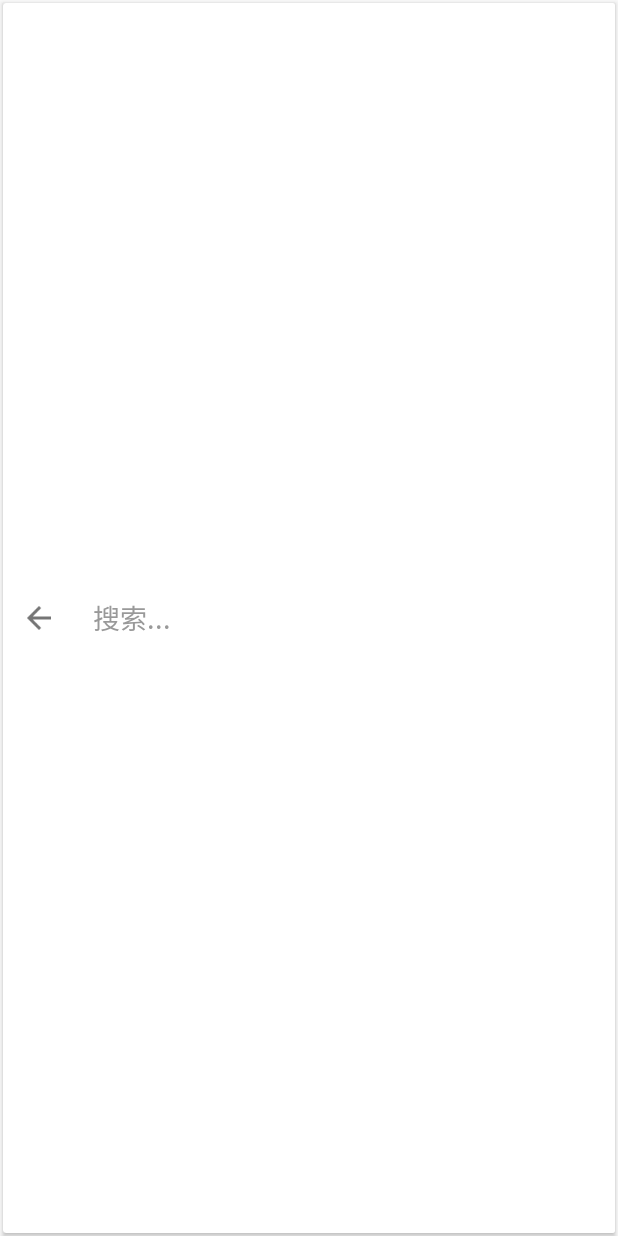
After one commit to qiangzier/CookApp, an Android app: the layout searchview_layout.xml on its own in the app's theme, with its tools: preview values and no code run, on a phone screen of 412 x 824 dp. The commit adds this screen. Run offline under Robolectric (Android 15) with nearby library versions, the phone set to English and light mode, and no system bars.

Commit message:
增加MaterialSearchView控件

```diff
--- /dev/null
+++ b/app/src/main/res/drawable/ic_search_black.xml
@@ -0,0 +1,16 @@
+<vector xmlns:android="http://schemas.android.com/apk/res/android"
+        android:width="24dp"
+        android:height="24dp"
+        android:viewportWidth="24.0"
+        android:viewportHeight="24.0">
+    <path
+        android:pathData="M16,11C16,8.239 13.761,6 11,6C8.239,6 6,8.239 6,11C6,13.761 8.239,16 11,16C13.761,16 16,13.761 16,11L16,11ZM4,11C4,7.134 7.134,4 11,4C14.866,4 18,7.134 18,11C18,14.866 14.866,18 11,18C7.134,18 4,14.866 4,11L4,11Z"
+        android:strokeColor="#00000000"
+        android:fillColor="#333333"
+        android:strokeWidth="1"/>
+    <path
+        android:pathData="M19.293,20.707C19.683,21.098 20.317,21.098 20.707,20.707C21.098,20.317 21.098,19.683 20.707,19.293L16.207,14.793C15.817,14.402 15.183,14.402 14.793,14.793C14.402,15.183 14.402,15.817 14.793,16.207L19.293,20.707Z"
+        android:strokeColor="#00000000"
+        android:fillColor="#333333"
+        android:strokeWidth="1"/>
+</vector>
--- /dev/null
+++ b/app/src/main/res/layout/searchview_layout.xml
@@ -0,0 +1,90 @@
+<?xml version="1.0" encoding="utf-8"?>
+<android.support.v7.widget.CardView xmlns:android="http://schemas.android.com/apk/res/android"
+    xmlns:app="http://schemas.android.com/apk/res-auto"
+    android:id="@+id/root_view"
+    android:layout_width="match_parent"
+    android:layout_height="wrap_content"
+    android:minHeight="?attr/actionBarSize"
+    app:cardBackgroundColor="@color/color_FFFFFF"
+    android:layout_margin="2dp"
+    app:cardCornerRadius="2dp">
+
+    <RelativeLayout
+        android:id="@+id/search_layout"
+        android:layout_width="match_parent"
+        android:layout_height="wrap_content">
+        <LinearLayout
+            android:id="@+id/linearLayout_search"
+            android:layout_width="match_parent"
+            android:layout_height="match_parent"
+            android:layout_centerVertical="true">
+
+            <ImageView
+                android:id="@+id/image_search_back"
+                android:layout_width="48dp"
+                android:layout_height="48dp"
+                android:background="?android:attr/selectableItemBackground"
+                android:clickable="true"
+                android:contentDescription="back"
+                android:layout_gravity="center_vertical"
+                android:padding="12dp"
+                android:src="@mipmap/ic_arrow_back"/>
+
+            <EditText
+                android:id="@+id/edit_text_search"
+                android:layout_width="match_parent"
+                android:layout_height="match_parent"
+                android:layout_weight="1"
+                android:background="@color/color_FFFFFF"
+                android:hint="搜索..."
+                android:textColorHint="@color/color_999999"
+                android:gravity="center_vertical"
+                android:imeOptions="actionSearch"
+                android:inputType="textCapWords"
+                android:paddingLeft="12dp"
+                android:paddingRight="8dp"
+                android:singleLine="true"
+                />
+
+            <ImageView
+                android:id="@+id/clear_search"
+                android:layout_width="48dp"
+                android:layout_height="48dp"
+                android:background="?android:attr/selectableItemBackground"
+                android:clickable="true"
+                android:layout_gravity="center_vertical"
+                android:contentDescription="cancel"
+                android:padding="12dp"
+                android:src="@mipmap/ic_close"
+                android:visibility="gone"/>
+
+            <ImageView
+                android:id="@+id/ok_search"
+                android:layout_width="48dp"
+                android:layout_height="48dp"
+                android:background="?android:attr/selectableItemBackground"
+                android:clickable="true"
+                android:layout_gravity="center_vertical"
+                android:contentDescription="cancel"
+                android:padding="12dp"
+                android:src="@drawable/ic_search_black"
+                android:visibility="gone"/>
+        </LinearLayout>
+
+        <View
+            android:id="@+id/line_divider"
+            android:layout_width="match_parent"
+            android:layout_height=".5dp"
+            android:layout_below="@+id/linearLayout_search"
+            android:background="#eee"
+            android:visibility="gone"/>
+
+        <android.support.v7.widget.RecyclerView
+            android:id="@+id/recyclerView"
+            android:layout_width="match_parent"
+            android:layout_height="wrap_content"
+            android:layout_below="@+id/line_divider"
+            android:visibility="gone"/>
+    </RelativeLayout>
+
+</android.support.v7.widget.CardView>
--- a/gradle.properties
+++ b/gradle.properties
@@ -11,7 +11,7 @@
 # The setting is particularly useful for tweaking memory settings.
 #org.gradle.jvmargs=-Xmx1536m
 org.gradle.daemon=true
-org.gradle.jvmargs=-Xmx2048m -XX:MaxPermSize=512m -XX:+HeapDumpOnOutOfMemoryError -Dfile.encoding=UTF-8
+org.gradle.jvmargs=-Xmx4096m -XX:MaxPermSize=512m -XX:+HeapDumpOnOutOfMemoryError -Dfile.encoding=UTF-8
 org.gradle.parallel=true
 org.gradle.configureondemand=true
 # When configured, Gradle will run in incubating parallel mode.
```
Also changed, not shown: app/src/main/java/com/hzq/cookapp/MainActivity.java (+47 -5 lines), app/src/main/java/com/hzq/cookapp/components/searchview/MaterialSearchView.java (added, +280 -0 lines), app/src/main/res/drawable/ic_search_white.xml (added, +16 -0 lines), app/src/main/res/layout/activity_main.xml (+18 -5 lines), app/src/main/res/menu/item_menu.xml (+8 -0 lines), app/src/main/res/mipmap-mdpi/ic_arrow_back.png (added), app/src/main/res/mipmap-mdpi/ic_close.png (added), app/src/main/res/mipmap-mdpi/ic_keyboard_voice.png (added), app/src/main/res/mipmap-xhdpi/ic_arrow_back.png (added), app/src/main/res/mipmap-xhdpi/ic_close.png (added), app/src/main/res/mipmap-xhdpi/ic_keyboard_voice.png (added), app/src/main/res/mipmap-xxhdpi/ic_arrow_back.png (added), app/src/main/res/mipmap-xxhdpi/ic_close.png (added), app/src/main/res/mipmap-xxhdpi/ic_keyboard_voice.png (added).
